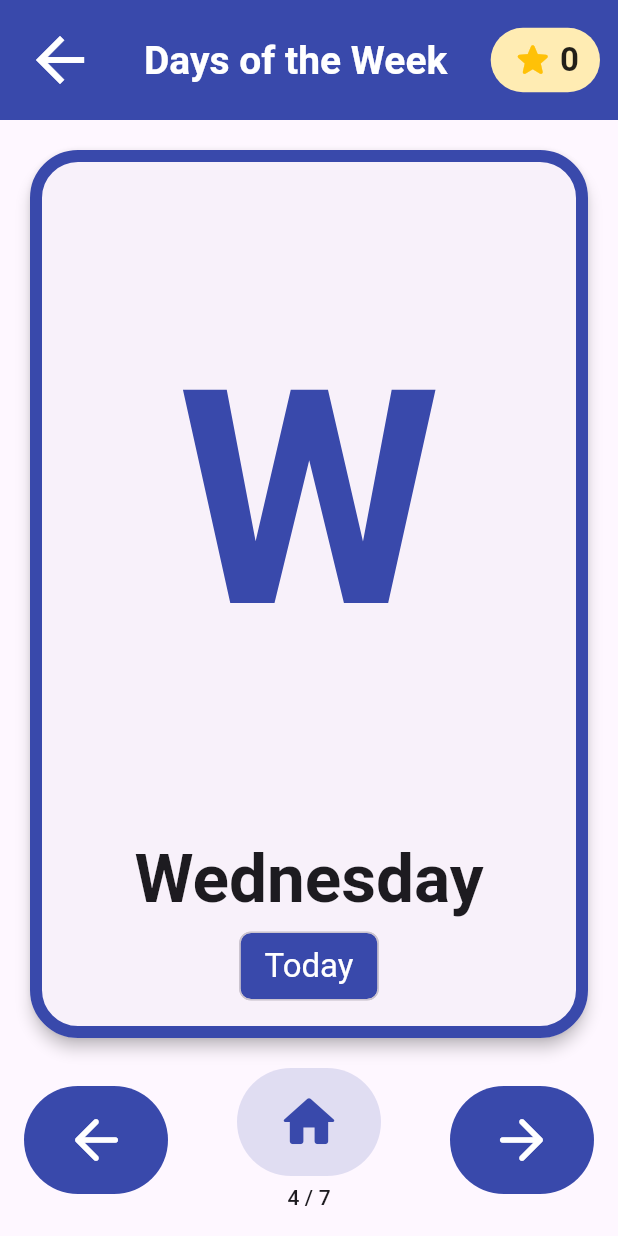
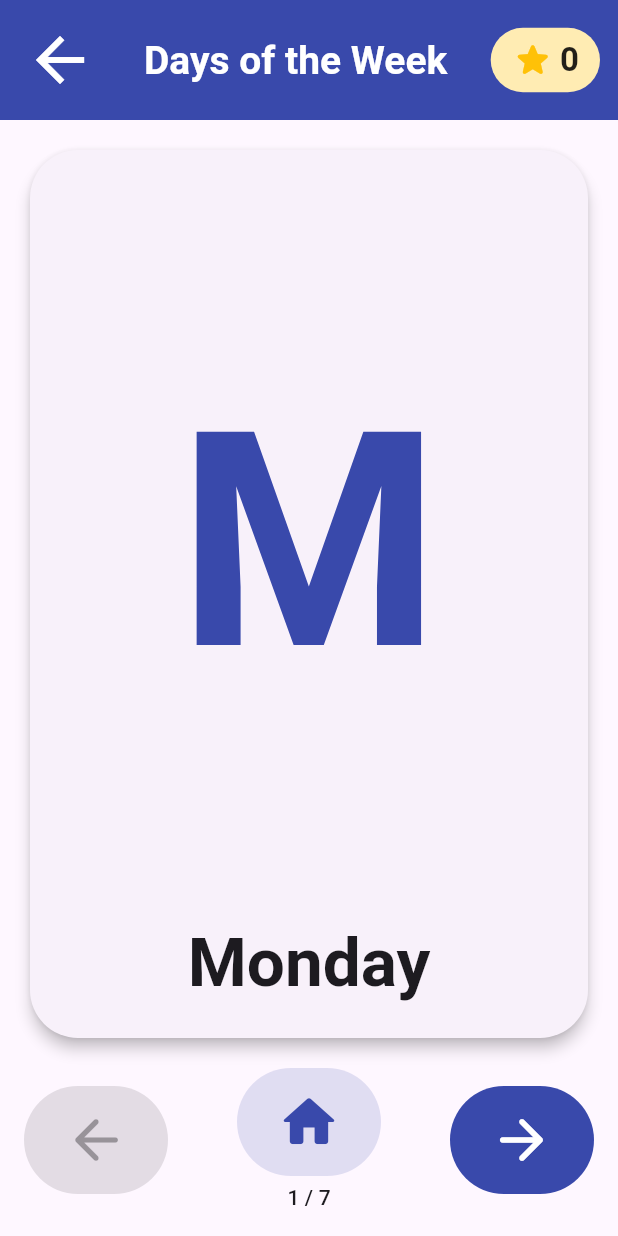
Before and after one commit to nannapp12/MyLearningBuddy, a Flutter app: the screen it shows after launch, after a tap on "Days of the Week", on a phone screen of 412 x 824 dp. Run offline on Flutter 3.47's test engine with Material 3 defaults, Android fonts, the phone set to English and light mode, and no system bars; our stand-ins replace audioplayers, flutter_svg.

Commit message:
Tracing moves on after Great job; days run Monday to Sunday
- Tracing: closing "Great job!" goes to the next letter or number, or
  to the main menu after the last one
- Days of the Week: Monday to Sunday, no "Today" marker

Co-Authored-By: Claude Opus 5.5 <noreply@anthropic.com>
Claude-Session: https://claude.ai/code/session_01TU3ZZYUqyZFsGZsHetMQJ9

```diff
--- a/lib/models/content.dart
+++ b/lib/models/content.dart
@@ -18,7 +18,6 @@ class LearningItem {
     this.countEmoji,
     this.shape,
     this.swatch,
-    this.weekday,
   });
 
   factory LearningItem.fromJson(Map<String, dynamic> json) => LearningItem(
@@ -33,7 +32,6 @@ class LearningItem {
     countEmoji: json['countEmoji'] as String?,
     shape: json['shape'] as String?,
     swatch: json['swatch'] == null ? null : parseHexColor(json['swatch'] as String),
-    weekday: json['weekday'] as int?,
   );
 
   final String label;
@@ -59,9 +57,6 @@ class LearningItem {
   final String? countEmoji;
   final String? shape;
   final Color? swatch;
-
-  /// [DateTime.weekday] value (1 = Monday, 7 = Sunday).
-  final int? weekday;
 }
 
 /// A named set of items within a category, e.g. the words for "A".
--- a/lib/screens/section_screen.dart
+++ b/lib/screens/section_screen.dart
@@ -11,11 +11,10 @@ import '../widgets/word_group_card.dart';
 
 /// One page of a section: what to show and what to say.
 class SectionPage {
-  const SectionPage({required this.child, required this.speech, this.isToday = false});
+  const SectionPage({required this.child, required this.speech});
 
   final Widget child;
   final String speech;
-  final bool isToday;
 }
 
 /// Shows a section's pages one at a time, with swipe and big next/previous buttons.
@@ -24,15 +23,13 @@ class SectionScreen extends StatefulWidget {
 
   /// A page per item, e.g. one animal per page.
   factory SectionScreen.items(Category category) {
-    final today = DateTime.now().weekday;
     return SectionScreen(
       category: category,
       pages: [
         for (final item in category.items)
           SectionPage(
             speech: Speech.item(item),
-            isToday: item.weekday == today,
-            child: ItemCard(category: category, item: item, isToday: item.weekday == today),
+            child: ItemCard(category: category, item: item),
           ),
       ],
     );
@@ -59,14 +56,12 @@ class SectionScreen extends StatefulWidget {
 
 class _SectionScreenState extends State<SectionScreen> {
   late final PageController _controller;
-  late int _page;
+  int _page = 0;
 
   @override
   void initState() {
     super.initState();
-    final todayIndex = widget.pages.indexWhere((p) => p.isToday);
-    _page = todayIndex < 0 ? 0 : todayIndex;
-    _controller = PageController(initialPage: _page);
+    _controller = PageController();
     WidgetsBinding.instance.addPostFrameCallback((_) {
       if (mounted) _state.speak([Speech.category(widget.category), widget.pages[_page].speech]);
     });
--- a/lib/screens/tracing_screen.dart
+++ b/lib/screens/tracing_screen.dart
@@ -124,8 +124,10 @@ class _TracingScreenState extends State<TracingScreen> {
   Future<void> _done() async {
     final state = AppStateScope.of(context);
     final awarded = state.finish('tracing/$_character');
-    await showCelebration(context, message: awarded ? Speech.greatJob : Speech.wellDone);
-    if (mounted) setState(_strokes.clear);
+    // Closing "Great job!" moves on to the next letter or number; after the
+    // last one it goes back to the main menu.
+    await showCelebration(context, message: awarded ? Speech.greatJob : Speech.wellDone, goHome: !_hasNext);
+    if (mounted && _hasNext) _next();
   }
 
   @override
--- a/lib/widgets/item_card.dart
+++ b/lib/widgets/item_card.dart
@@ -6,21 +6,17 @@ import 'shape_painter.dart';
 
 /// The large card showing a single item: picture, name and optional subtitle.
 class ItemCard extends StatelessWidget {
-  const ItemCard({super.key, required this.category, required this.item, this.isToday = false});
+  const ItemCard({super.key, required this.category, required this.item});
 
   final Category category;
   final LearningItem item;
-  final bool isToday;
 
   @override
   Widget build(BuildContext context) {
     final textTheme = Theme.of(context).textTheme;
     return Card(
       elevation: 4,
-      shape: RoundedRectangleBorder(
-        borderRadius: BorderRadius.circular(32),
-        side: isToday ? BorderSide(color: category.color, width: 8) : BorderSide.none,
-      ),
+      shape: RoundedRectangleBorder(borderRadius: BorderRadius.circular(32)),
       child: Padding(
         padding: const EdgeInsets.all(24),
         child: Column(
@@ -34,14 +30,6 @@ class ItemCard extends StatelessWidget {
             ItemLabel(item: item, color: category.color),
             if (item.subtitle != null)
               Text(item.subtitle!, style: textTheme.headlineSmall?.copyWith(color: Colors.black54)),
-            if (isToday)
-              Padding(
-                padding: const EdgeInsets.only(top: 8),
-                child: Chip(
-                  label: Text('Today', style: textTheme.titleLarge?.copyWith(color: Colors.white)),
-                  backgroundColor: category.color,
-                ),
-              ),
           ],
         ),
       ),
```
Also changed, not shown: assets/content/content.json (+19 -26 lines), 3 other files.
